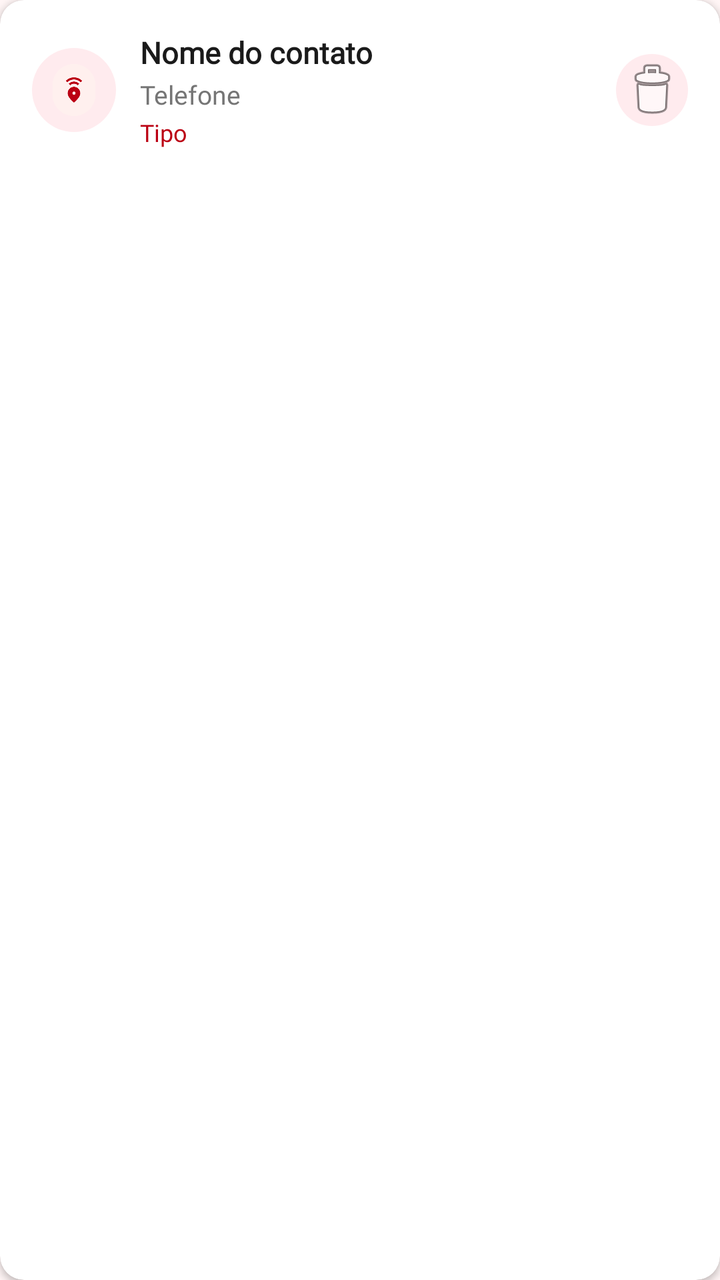
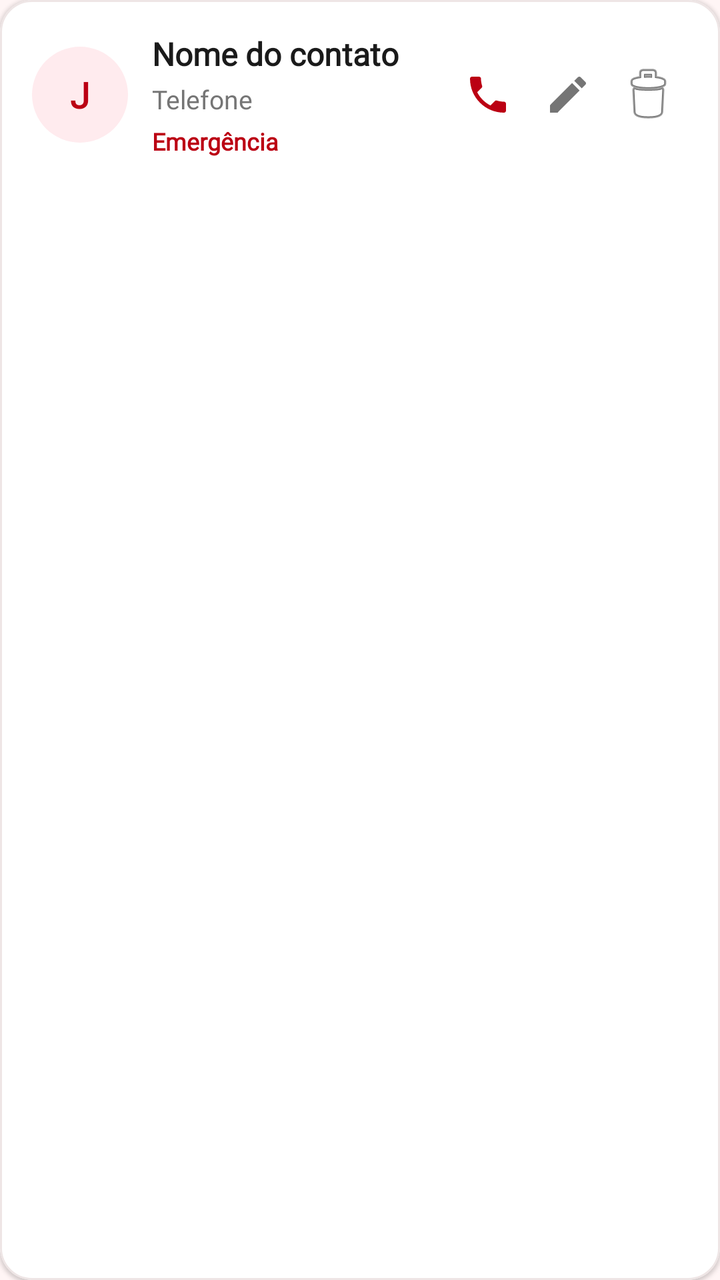

Screens rendered from an Android XML layout before and after an edit, with the pre-edit source and the edit as a unified diff.
<!-- AndroidManifest.xml: application theme Theme.LinhaVital -->
<!-- res/layout/item_contato.xml -->
<?xml version="1.0" encoding="utf-8"?>
<androidx.cardview.widget.CardView xmlns:android="http://schemas.android.com/apk/res/android"
    xmlns:app="http://schemas.android.com/apk/res-auto"
    android:layout_width="match_parent"
    android:layout_height="wrap_content"
    android:layout_marginBottom="12dp"
    app:cardCornerRadius="12dp"
    app:cardElevation="2dp"
    app:cardBackgroundColor="#FFFFFF">

    <LinearLayout
        android:layout_width="match_parent"
        android:layout_height="wrap_content"
        android:orientation="horizontal"
        android:gravity="center_vertical"
        android:padding="16dp">

        <ImageView
            android:layout_width="42dp"
            android:layout_height="42dp"
            android:src="@drawable/ic_ajuda_imediata"
            android:background="@drawable/circle_background"
            android:padding="8dp"
            android:contentDescription="Contato" />

        <LinearLayout
            android:layout_width="0dp"
            android:layout_height="wrap_content"
            android:layout_weight="1"
            android:orientation="vertical"
            android:layout_marginStart="12dp">

            <TextView
                android:id="@+id/tvNomeContato"
                android:layout_width="wrap_content"
                android:layout_height="wrap_content"
                android:text="Nome do contato"
                android:textSize="15sp"
                android:textStyle="bold"
                android:textColor="#1A1A1A"
                android:fontFamily="@font/public_sans" />

            <TextView
                android:id="@+id/tvTelefoneContato"
                android:layout_width="wrap_content"
                android:layout_height="wrap_content"
                android:text="Telefone"
                android:textSize="13sp"
                android:textColor="#757575"
                android:fontFamily="@font/public_sans"
                android:layout_marginTop="2dp" />

            <TextView
                android:id="@+id/tvTipoContato"
                android:layout_width="wrap_content"
                android:layout_height="wrap_content"
                android:text="Tipo"
                android:textSize="12sp"
                android:textColor="#BB0013"
                android:fontFamily="@font/public_sans"
                android:layout_marginTop="2dp" />
        </LinearLayout>

        <ImageButton
            android:id="@+id/btnDeletar"
            android:layout_width="36dp"
            android:layout_height="36dp"
            android:src="@android:drawable/ic_menu_delete"
            android:background="@drawable/circle_background"
            android:padding="6dp"
            android:contentDescription="Deletar" />

    </LinearLayout>
</androidx.cardview.widget.CardView>
<!-- resources referenced by this layout -->
<resources>
  <!-- drawable circle_background (drawable) -->
  <?xml version="1.0" encoding="utf-8"?>
  <shape xmlns:android="http://schemas.android.com/apk/res/android"
      android:shape="oval">
      <solid android:color="#FFEBEE" />
  </shape>
  <!-- drawable ic_ajuda_imediata: png bitmap (drawable, 5469 bytes) -->
  <style name="Theme.LinhaVital" parent="Theme.MaterialComponents.Light.NoActionBar">
          <item name="colorPrimary">#E53935</item>
          <item name="colorPrimaryVariant">#B71C1C</item>
          <item name="colorOnPrimary">#FFFFFF</item>
          <item name="android:windowBackground">#FFF5F5</item>
          <item name="android:statusBarColor">#FFF5F5</item>
          <item name="android:windowLightStatusBar">true</item>
      </style>
</resources>

<!-- the commit's change to res/layout/item_contato.xml (unified diff, before → after) -->
@@ -1,11 +1,13 @@
 <?xml version="1.0" encoding="utf-8"?>
-<androidx.cardview.widget.CardView xmlns:android="http://schemas.android.com/apk/res/android"
+<com.google.android.material.card.MaterialCardView xmlns:android="http://schemas.android.com/apk/res/android"
     xmlns:app="http://schemas.android.com/apk/res-auto"
     android:layout_width="match_parent"
     android:layout_height="wrap_content"
     android:layout_marginBottom="12dp"
-    app:cardCornerRadius="12dp"
-    app:cardElevation="2dp"
+    app:cardCornerRadius="16dp"
+    app:cardElevation="1dp"
+    app:strokeWidth="1dp"
+    app:strokeColor="#EEE5E5"
     app:cardBackgroundColor="#FFFFFF">
 
     <LinearLayout
@@ -15,13 +17,17 @@
         android:gravity="center_vertical"
         android:padding="16dp">
 
-        <ImageView
-            android:layout_width="42dp"
-            android:layout_height="42dp"
-            android:src="@drawable/ic_ajuda_imediata"
+        <TextView
+            android:id="@+id/tvAvatarContato"
+            android:layout_width="48dp"
+            android:layout_height="48dp"
+            android:gravity="center"
+            android:text="J"
+            android:textSize="18sp"
+            android:textStyle="bold"
+            android:textColor="#BB0013"
             android:background="@drawable/circle_background"
-            android:padding="8dp"
-            android:contentDescription="Contato" />
+            android:fontFamily="@font/public_sans" />
 
         <LinearLayout
             android:layout_width="0dp"
@@ -32,43 +38,63 @@
 
             <TextView
                 android:id="@+id/tvNomeContato"
-                android:layout_width="wrap_content"
+                android:layout_width="match_parent"
                 android:layout_height="wrap_content"
                 android:text="Nome do contato"
-                android:textSize="15sp"
+                android:textSize="16sp"
                 android:textStyle="bold"
                 android:textColor="#1A1A1A"
-                android:fontFamily="@font/public_sans" />
+                android:fontFamily="@font/public_sans"
+                android:maxLines="1"
+                android:ellipsize="end" />
 
             <TextView
                 android:id="@+id/tvTelefoneContato"
-                android:layout_width="wrap_content"
+                android:layout_width="match_parent"
                 android:layout_height="wrap_content"
                 android:text="Telefone"
                 android:textSize="13sp"
                 android:textColor="#757575"
                 android:fontFamily="@font/public_sans"
-                android:layout_marginTop="2dp" />
+                android:layout_marginTop="3dp" />
 
             <TextView
                 android:id="@+id/tvTipoContato"
                 android:layout_width="wrap_content"
                 android:layout_height="wrap_content"
-                android:text="Tipo"
+                android:text="Emergência"
                 android:textSize="12sp"
+                android:textStyle="bold"
                 android:textColor="#BB0013"
                 android:fontFamily="@font/public_sans"
-                android:layout_marginTop="2dp" />
+                android:layout_marginTop="4dp" />
         </LinearLayout>
 
         <ImageButton
+            android:id="@+id/btnLigar"
+            android:layout_width="40dp"
+            android:layout_height="40dp"
+            android:src="@drawable/ic_nav_phone"
+            android:background="?attr/selectableItemBackgroundBorderless"
+            android:contentDescription="Ligar para contato"
+            android:padding="8dp" />
+
+        <ImageButton
+            android:id="@+id/btnEditar"
+            android:layout_width="40dp"
+            android:layout_height="40dp"
+            android:src="@drawable/ic_nav_edit"
+            android:background="?attr/selectableItemBackgroundBorderless"
+            android:contentDescription="Editar contato"
+            android:padding="8dp" />
+
+        <ImageButton
             android:id="@+id/btnDeletar"
-            android:layout_width="36dp"
-            android:layout_height="36dp"
+            android:layout_width="40dp"
+            android:layout_height="40dp"
             android:src="@android:drawable/ic_menu_delete"
-            android:background="@drawable/circle_background"
-            android:padding="6dp"
-            android:contentDescription="Deletar" />
-
+            android:background="?attr/selectableItemBackgroundBorderless"
+            android:contentDescription="Excluir contato"
+            android:padding="8dp" />
     </LinearLayout>
-</androidx.cardview.widget.CardView>
+</com.google.android.material.card.MaterialCardView>
<!-- resource entries referenced after the edit -->
@@ -6,7 +6,16 @@
       android:shape="oval">
       <solid android:color="#FFEBEE" />
   </shape>
-  <!-- drawable ic_ajuda_imediata: png bitmap (drawable, 5469 bytes) -->
+  <!-- drawable ic_nav_edit (drawable) -->
+  <?xml version="1.0" encoding="utf-8"?>
+  <vector xmlns:android="http://schemas.android.com/apk/res/android" android:width="24dp" android:height="24dp" android:viewportWidth="24" android:viewportHeight="24">
+  <path android:fillColor="#757575" android:pathData="M3,17.25V21H6.75L17.81,9.94L14.06,6.19L3,17.25M20.71,7.04C21.1,6.65 21.1,6.02 20.71,5.63L18.37,3.29C17.98,2.9 17.35,2.9 16.96,3.29L15.13,5.12L18.88,8.87L20.71,7.04Z"/>
+  </vector>
+  <!-- drawable ic_nav_phone (drawable) -->
+  <?xml version="1.0" encoding="utf-8"?>
+  <vector xmlns:android="http://schemas.android.com/apk/res/android" android:width="24dp" android:height="24dp" android:viewportWidth="24" android:viewportHeight="24">
+  <path android:fillColor="#BB0013" android:pathData="M6.62,10.79C8.06,13.62 10.38,15.94 13.21,17.38L15.41,15.18C15.69,14.9 16.08,14.82 16.43,14.94C17.55,15.31 18.75,15.5 20,15.5C20.55,15.5 21,15.95 21,16.5V20C21,20.55 20.55,21 20,21C10.61,21 3,13.39 3,4C3,3.45 3.45,3 4,3H7.5C8.05,3 8.5,3.45 8.5,4C8.5,5.25 8.69,6.45 9.06,7.57C9.17,7.92 9.1,8.31 8.82,8.59L6.62,10.79Z"/>
+  </vector>
   <style name="Theme.LinhaVital" parent="Theme.MaterialComponents.Light.NoActionBar">
           <item name="colorPrimary">#E53935</item>
           <item name="colorPrimaryVariant">#B71C1C</item>
